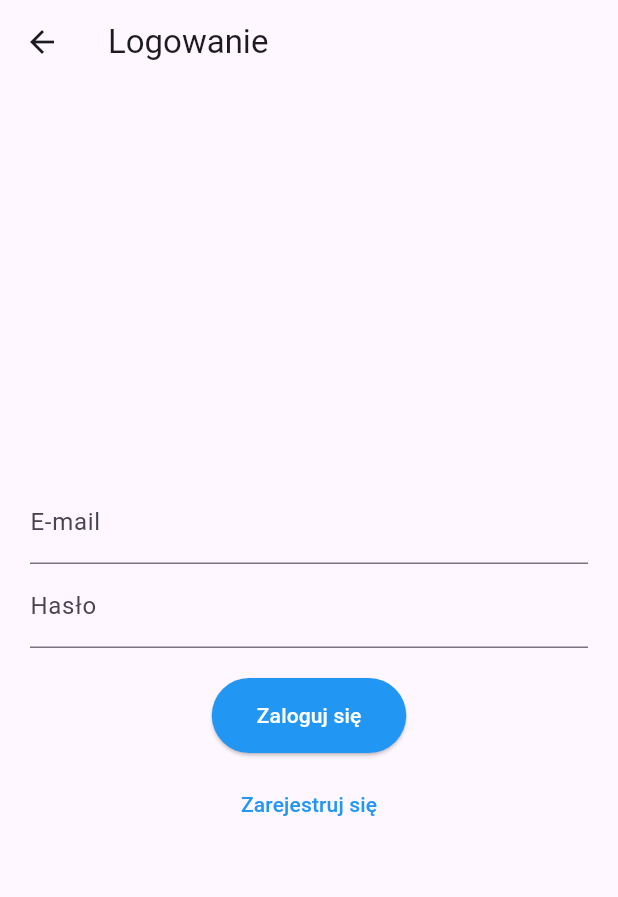
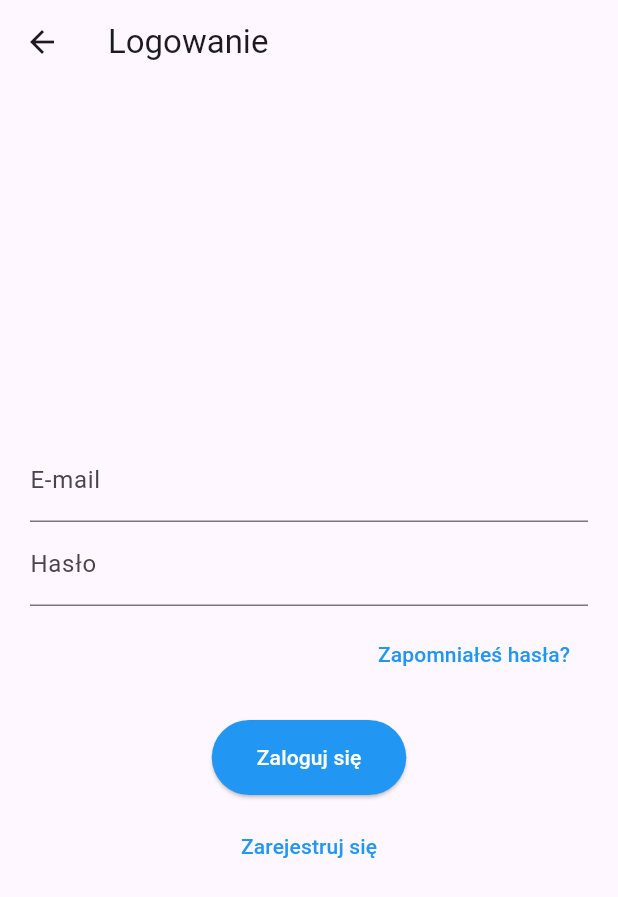
Before and after one commit to JakubKolodziej21/carrently, a Flutter app: the LoginPage screen opened directly, on a phone screen of 412 x 824 dp. Shown: the top 897 px of the screen. Run offline on Flutter 3.47's test engine with Material 3 defaults, Android fonts, the phone set to English and light mode, and no system bars; our stand-ins replace firebase_auth, firebase_core, google_fonts, table_calendar; accounts and stored records are empty.

Commit message:
AddForgotPasswordFunctionality

```diff
--- a/lib/pages/login_register_page.dart
+++ b/lib/pages/login_register_page.dart
@@ -45,6 +45,18 @@ class _LoginPageState extends State<LoginPage> {
     }
   }
 
+  Future<void> sendPasswordResetEmail(String email) async {
+    try {
+      await FirebaseAuth.instance.sendPasswordResetEmail(email: email);
+      _showMessageDialog('Wysłano e-mail z resetowaniem hasła.');
+    } on FirebaseAuthException catch (e) {
+      setState(() {
+        errorMessage = getFirebaseErrorMessage(e.code);
+      });
+      _showErrorDialog();
+    }
+  }
+
   void _showErrorDialog() {
     if (errorMessage == null || errorMessage!.isEmpty) {
       return;
@@ -71,34 +83,40 @@ class _LoginPageState extends State<LoginPage> {
     );
   }
 
+  void _showMessageDialog(String message) {
+    showDialog(
+      context: context,
+      builder: (BuildContext context) {
+        return AlertDialog(
+          title: const Text('Informacja'),
+          content: Text(message),
+          actions: [
+            TextButton(
+              onPressed: () => Navigator.pop(context),
+              child: const Text('OK'),
+            ),
+          ],
+        );
+      },
+    );
+  }
+
   Widget _title() {
     return Text(isLogin ? 'Logowanie' : 'Rejestracja');
   }
 
-
-
-  Widget _entryField(
-    String title,
-    TextEditingController controller,
-  ) {
+  Widget _entryField(String title, TextEditingController controller) {
     return TextField(
       controller: controller,
-      decoration: InputDecoration(
-        labelText: title,
-      ),
+      decoration: InputDecoration(labelText: title),
     );
   }
 
-  Widget _entryPasswordField(
-    String title,
-    TextEditingController controller,
-  ) {
+  Widget _entryPasswordField(String title, TextEditingController controller) {
     return TextField(
       controller: controller,
-      decoration: InputDecoration(
-        labelText: title,
-      ),
       obscureText: true,
+      decoration: InputDecoration(labelText: title),
     );
   }
 
@@ -106,10 +124,11 @@ class _LoginPageState extends State<LoginPage> {
     return ElevatedButton(
       onPressed: isLogin ? signInWithEmailAndPassword : createUserWithEmailAndPassword,
       style: ElevatedButton.styleFrom(
-        foregroundColor: Colors.white, backgroundColor: Colors.blue, // Set the text color
-        padding: const EdgeInsets.symmetric(vertical: 15, horizontal: 30), // Set the button padding
+        foregroundColor: Colors.white,
+        backgroundColor: Colors.blue,
+        padding: const EdgeInsets.symmetric(vertical: 15, horizontal: 30),
         shape: RoundedRectangleBorder(
-          borderRadius: BorderRadius.circular(30), // Set the button border radius
+          borderRadius: BorderRadius.circular(30),
         ),
       ),
       child: Text(isLogin ? 'Zaloguj się' : 'Utwórz konto'),
@@ -124,9 +143,34 @@ class _LoginPageState extends State<LoginPage> {
         });
       },
       style: TextButton.styleFrom(
-        foregroundColor: Colors.blue, // Set the button text color
+        foregroundColor: Colors.blue,
       ),
       child: Text(isLogin ? 'Zarejestruj się' : 'Mam już konto'),
+    );
+  }
+
+  Widget _resetPasswordButton() {
+    return Align(
+      alignment: Alignment.centerRight,
+      child: TextButton(
+        onPressed: () {
+          if (_controllerEmail.text.isEmpty) {
+            setState(() {
+              errorMessage = 'Wprowadź adres e-mail, aby zresetować hasło.';
+            });
+            _showErrorDialog();
+          } else {
+            sendPasswordResetEmail(_controllerEmail.text);
+          }
+        },
+        style: TextButton.styleFrom(
+          foregroundColor: Colors.blue,
+        ),
+        child: Text(
+          'Zapomniałeś hasła?',
+          style: TextStyle(fontSize: 14),
+        ),
+      ),
     );
   }
 
@@ -137,8 +181,6 @@ class _LoginPageState extends State<LoginPage> {
         title: _title(),
       ),
       body: Container(
-        height: double.infinity,
-        width: double.infinity,
         padding: const EdgeInsets.all(20),
         child: Column(
           crossAxisAlignment: CrossAxisAlignment.center,
@@ -146,6 +188,8 @@ class _LoginPageState extends State<LoginPage> {
           children: <Widget>[
             _entryField('E-mail', _controllerEmail),
             _entryPasswordField('Hasło', _controllerPassword),
+            const SizedBox(height: 8), // Adjusted spacing
+            _resetPasswordButton(),
             const SizedBox(height: 20),
             _submitButton(),
             const SizedBox(height: 10),
--- a/pubspec.yaml
+++ b/pubspec.yaml
@@ -39,6 +39,7 @@ dependencies:
   firebase_auth: ^4.19.6
   firebase_analytics: ^10.10.6
   google_fonts: ^6.2.1
+  table_calendar: ^3.1.2
 
 dev_dependencies:
   flutter_test:
```
Also changed, not shown: lib/pages/home_page.dart (+12 -2 lines), pubspec.lock.
